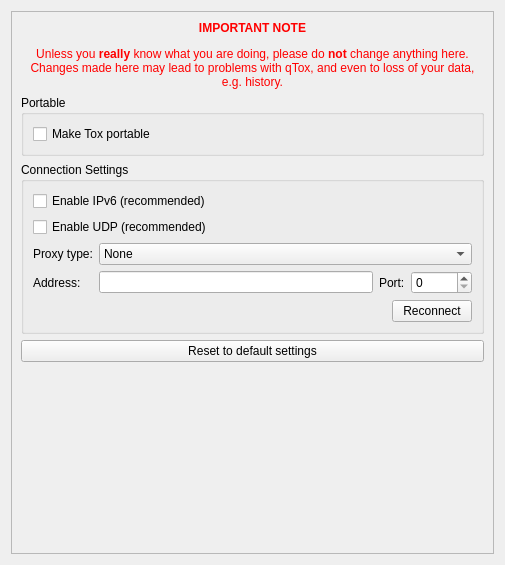
The window that src/widget/form/settings/advancedsettings.ui (qTox/qTox) describes before a commit, drawn with Qt 5.
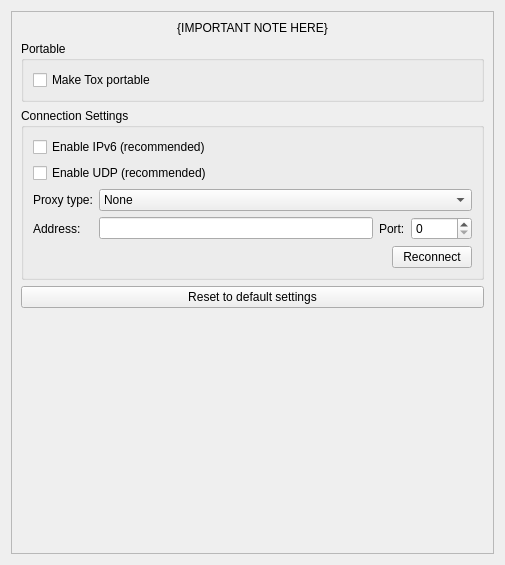
The same window after the commit. Custom widgets are drawn as their Qt base class.

Commit message: refactor: Remove html tags from 'IMPORTANT NOTE'

Patch:
```diff
--- a/src/widget/form/settings/advancedsettings.ui
+++ b/src/widget/form/settings/advancedsettings.ui
@@ -32,7 +32,7 @@
        <item>
         <widget class="QLabel" name="warningLabel">
          <property name="text">
-          <string>&lt;html&gt;&lt;head/&gt;&lt;body&gt;&lt;p&gt;&lt;span style=&quot; font-weight:600; color:#ff0000;&quot;&gt;IMPORTANT NOTE&lt;/span&gt;&lt;/p&gt;&lt;p&gt;&lt;span style=&quot; color:#ff0000;&quot;&gt;Unless you &lt;/span&gt;&lt;span style=&quot; font-weight:600; color:#ff0000;&quot;&gt;really&lt;/span&gt;&lt;span style=&quot; color:#ff0000;&quot;&gt; know what you are doing, please do &lt;/span&gt;&lt;span style=&quot; font-weight:600; color:#ff0000;&quot;&gt;not&lt;/span&gt;&lt;span style=&quot; color:#ff0000;&quot;&gt; change anything here. Changes made here may lead to problems with qTox, and even to loss of your data, e.g. history.&lt;/span&gt;&lt;/p&gt;&lt;/body&gt;&lt;/html&gt;</string>
+          <string notr="true">{IMPORTANT NOTE HERE}</string>
          </property>
          <property name="textFormat">
           <enum>Qt::RichText</enum>
```
The commit also changes 1 other file.
